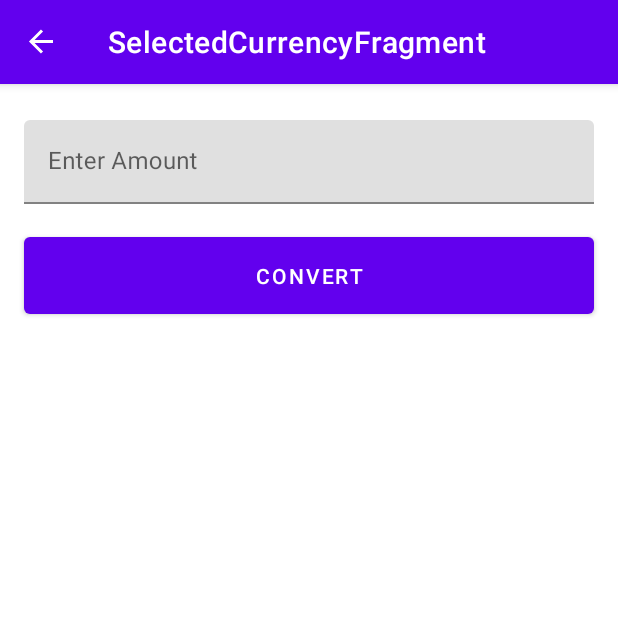
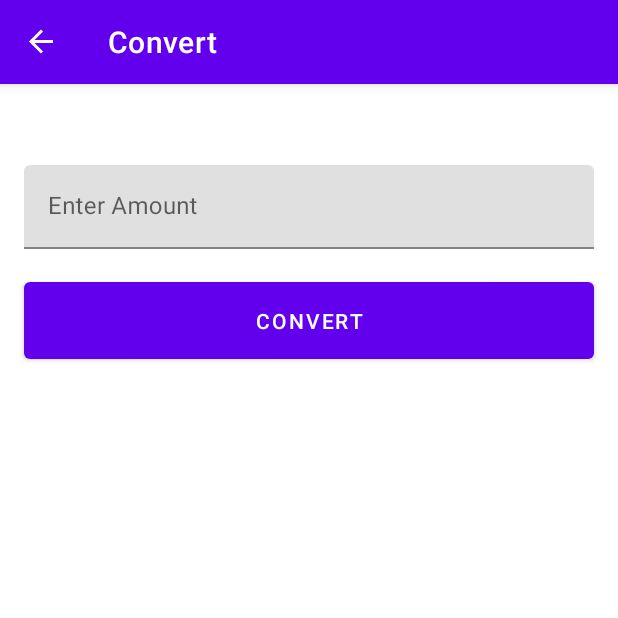
Before and after one commit to davidwekesar/CurrencyConverter, an Android app: the SelectedCurrencyFragment screen opened through its navigation route, on a phone screen of 412 x 824 dp, the top half of it. Run offline under Robolectric (Android 15) with nearby library versions, the phone set to English and light mode, and no system bars; our stand-ins replace Timber, navigation-ui; 1 statement that could not run was skipped.

Commit message:
Add navigation and pass data between fragments

```diff
--- a/app/build.gradle
+++ b/app/build.gradle
@@ -49,6 +49,8 @@ dependencies {
     androidTestImplementation 'androidx.test.ext:junit:1.1.3'
     androidTestImplementation 'androidx.test.espresso:espresso-core:3.4.0'
 
+    implementation("androidx.fragment:fragment-ktx:$fragment_version")
+
     // Navigation
     implementation "androidx.navigation:navigation-fragment-ktx:$nav_version"
     implementation "androidx.navigation:navigation-ui-ktx:$nav_version"
--- a/app/src/main/java/com/android/currencyconverter/selectedcurrency/SelectedCurrencyFragment.kt
+++ b/app/src/main/java/com/android/currencyconverter/selectedcurrency/SelectedCurrencyFragment.kt
@@ -1,16 +1,24 @@
 package com.android.currencyconverter.selectedcurrency
 
 import android.os.Bundle
+import android.util.Log
 import android.view.LayoutInflater
 import android.view.View
 import android.view.ViewGroup
+import android.widget.Toast
 import androidx.fragment.app.Fragment
+import androidx.fragment.app.activityViewModels
+import androidx.navigation.fragment.findNavController
+import com.android.currencyconverter.R
 import com.android.currencyconverter.databinding.FragmentSelectedCurrencyBinding
+import com.android.currencyconverter.viewmodels.SharedViewModel
+import timber.log.Timber
 
-class SelectedCurrencyFragment: Fragment() {
+class SelectedCurrencyFragment : Fragment() {
 
     private var _binding: FragmentSelectedCurrencyBinding? = null
     private val binding get() = _binding!!
+    private val sharedViewModel: SharedViewModel by activityViewModels()
 
     override fun onCreateView(
         inflater: LayoutInflater,
@@ -18,6 +26,12 @@ class SelectedCurrencyFragment: Fragment() {
         savedInstanceState: Bundle?
     ): View {
         _binding = FragmentSelectedCurrencyBinding.inflate(inflater, container, false)
+
+        sharedViewModel.selectedCurrency.observe(viewLifecycleOwner, { currency ->
+            binding.textCurrencyName.text =
+                getString(R.string.selected_currency_format, currency.name)
+        })
+
         return binding.root
     }
 
--- /dev/null
+++ b/app/src/main/java/com/android/currencyconverter/viewmodels/SharedViewModel.kt
@@ -0,0 +1,16 @@
+package com.android.currencyconverter.viewmodels
+
+import androidx.lifecycle.LiveData
+import androidx.lifecycle.MutableLiveData
+import androidx.lifecycle.ViewModel
+import com.android.currencyconverter.data.network.Currency
+
+class SharedViewModel: ViewModel() {
+
+    private val _selectedCurrency = MutableLiveData<Currency>()
+    val selectedCurrency: LiveData<Currency> get() = _selectedCurrency
+
+    fun select(currency: Currency) {
+        _selectedCurrency.value = currency
+    }
+}
--- a/app/src/main/res/layout/fragment_selected_currency.xml
+++ b/app/src/main/res/layout/fragment_selected_currency.xml
@@ -5,16 +5,29 @@
     android:layout_width="match_parent"
     android:layout_height="match_parent">
 
+    <TextView
+        android:id="@+id/textCurrencyName"
+        android:layout_width="0dp"
+        android:layout_height="wrap_content"
+        android:layout_marginStart="@dimen/default_medium"
+        android:layout_marginTop="@dimen/default_large"
+        android:layout_marginEnd="@dimen/default_medium"
+        android:textAppearance="@style/TextAppearance.MaterialComponents.Subtitle1"
+        app:layout_constraintEnd_toEndOf="parent"
+        app:layout_constraintStart_toStartOf="parent"
+        app:layout_constraintTop_toTopOf="parent"
+        tools:text="From US Dollar" />
+
     <com.google.android.material.textfield.TextInputLayout
         android:id="@+id/numberInputLayout"
         android:layout_width="0dp"
         android:layout_height="wrap_content"
         android:layout_marginStart="@dimen/default_medium"
-        android:layout_marginTop="@dimen/default_large"
+        android:layout_marginTop="8dp"
         android:layout_marginEnd="@dimen/default_medium"
         app:layout_constraintEnd_toEndOf="parent"
         app:layout_constraintStart_toStartOf="parent"
-        app:layout_constraintTop_toTopOf="parent">
+        app:layout_constraintTop_toBottomOf="@+id/textCurrencyName">
 
         <com.google.android.material.textfield.TextInputEditText
             android:id="@+id/numberEditText"
--- a/app/src/main/res/navigation/nav_graph.xml
+++ b/app/src/main/res/navigation/nav_graph.xml
@@ -9,11 +9,15 @@
         android:id="@+id/currenciesFragment"
         android:name="com.android.currencyconverter.currencies.CurrenciesFragment"
         android:label="@string/currencies"
-        tools:layout="@layout/fragment_currencies"/>
+        tools:layout="@layout/fragment_currencies">
+        <action
+            android:id="@+id/action_currenciesFragment_to_selectedCurrencyFragment"
+            app:destination="@id/selectedCurrencyFragment" />
+    </fragment>
 
     <fragment
         android:id="@+id/selectedCurrencyFragment"
         android:name="com.android.currencyconverter.selectedcurrency.SelectedCurrencyFragment"
-        android:label="SelectedCurrencyFragment"
+        android:label="@string/convert"
         tools:layout="@layout/fragment_selected_currency"/>
 </navigation>
--- a/app/src/main/res/values/strings.xml
+++ b/app/src/main/res/values/strings.xml
@@ -3,4 +3,5 @@
     <string name="currencies">Currencies</string>
     <string name="hint_enter_amount">Enter Amount</string>
     <string name="convert">Convert</string>
+    <string name="selected_currency_format">From %1$s</string>
 </resources>
--- a/build.gradle
+++ b/build.gradle
@@ -32,4 +32,5 @@ ext {
     retrofit_version = "2.9.0"
     moshi_version = "1.12.0"
     timber_version = "4.7.1"
+    fragment_version = "1.3.6"
 }
```
Also changed, not shown: app/src/main/java/com/android/currencyconverter/currencies/CurrenciesFragment.kt (+15 -1 lines), app/src/main/java/com/android/currencyconverter/currencies/CurrencyAdapter.kt (+11 -3 lines).
